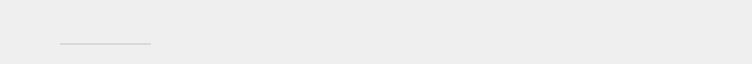
Above: src/MEGASync/transfers/gui/ui/TransferManagerDelegateWidget.ui from meganz/MEGAsync before the change. Below: the same form after it.
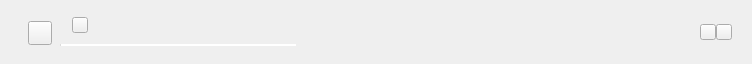
That is the form after the change. The open tabs and pages were chosen to show the change. Icons and pictures are not drawn. Custom widgets are drawn as their Qt base class.

Commit message: Revamp TransferManagerDelegateWidget

```diff
--- a/src/MEGASync/transfers/gui/ui/TransferManagerDelegateWidget.ui
+++ b/src/MEGASync/transfers/gui/ui/TransferManagerDelegateWidget.ui
@@ -41,6 +41,13 @@
     background-color: transparent;
 }
 
+#bItemSpeed
+{
+background-color: transparent;
+border:none;
+color: #303233; /*colorToken.text-primary*/
+}
+
 #itemSepLine
 {
     height: 1px;
@@ -52,92 +59,15 @@
 	margin-right: 16px;
 }
 
-#tFileType
-{
-    background: transparent;
-}
-
-QPushButton, QToolButton
-{
-    border: none;
-    padding: 0;
-    margin: 0;
-}
-
-QPushButton
-{
-    background: transparent;
-}
-
-#lTransferName
-{
-    color: #ff303233; /*colorToken.text-primary*/
-    font-weight: 400;
-    font-size: 12px;
-    qProperty-alignment: 'AlignLeft | AlignBottom';
-}
-
 QProgressBar
 {
-    border:0px;
     border-radius: 2px;
-    background-color: #ffd8d9db; /*colorToken.border-strong*/
     height: 2px;
 }
 
-QProgressBar::chunk
-{
-  background-color: #ff09bf5b; /*colorToken.indicator-green*/
-  border-radius: 2px;
-  border:0px;
-}
-
-#lDone, #lTotal
-{
-  color:  #ff303233; /*colorToken.text-primary*/
-  qProperty-alignment: 'AlignLeft';
-  font-size: 12px;
-  padding: 0;
-  margin: 0;
-}
-#lTotal
-{
-  font-weight: 600;
-}
-#bItemSpeed
-{
-  color:  #ff303233; /*colorToken.text-primary*/
-  text-align: left;
-  qProperty-iconSize: 16px;
-}
-
-#sStatus
-{
-    width: 125px;
-    min-width: 125px;
-    max-width: 125px;
-    height: 63px;
-    min-height: 63px;
-    max-height: 63px;
-}
-
-#pRetry, #pQueued, #pPausedQueued, #pPaused, #pFailed, #pActive
-{
-	width: 125px;
-    min-width: 125px;
-    max-width: 125px;
-    height: 63px;
-    min-height: 63px;
-    max-height: 63px;
-}
-
 #sStatus QLabel
 {
-    font-size: 12px;
-    font-weight: bold;
     qProperty-alignment: 'AlignLeft | AlignVCenter';
-    padding: 0;
-    margin: 0;
 }
 
 #lItemStatus
@@ -160,40 +90,11 @@
   color: #F46265;
 }
 
-#lItemTime
-{
-    color: #ff303233; /*colorToken.text-primary*/
-    font-size: 10px;
-    font-weight: 400;
-    padding-left: 8px;
-    padding-right: 8px;
-    padding-top: 4px;
-    padding-bottom: 4px;
-    margin: 0;
-}
-
 #tItemRetry
 {
     background-color: #ff303233; /*colorToken.button-primary*/
     color: #ff303233; /*colorToken.text-inverse-accent*/
-    font-size: 12px;
-    font-weight: bold;
-    padding-left: 3px;
-    padding-right: 3px;
-}
-
-#tPauseResumeTransfer, #tCancelClearTransfer
-{
-    width: 16px;
-    min-width: 16px;
-    max-width: 16px;
-    height: 16px;
-    min-height: 16px;
-    max-height: 16px;
-    qProperty-iconSize: 16px;
-    padding-left: 0px;
-    margin-right: 0px;
-    border: none;}</string>
+}</string>
   </property>
   <property name="TOKENIZED" stdset="0">
    <bool>true</bool>
@@ -259,14 +160,14 @@
       </property>
       <property name="minimumSize">
        <size>
-        <width>702</width>
-        <height>63</height>
+        <width>0</width>
+        <height>0</height>
        </size>
       </property>
       <property name="maximumSize">
        <size>
         <width>16777215</width>
-        <height>63</height>
+        <height>16777215</height>
        </size>
       </property>
       <layout class="QHBoxLayout" name="stateActiveLayout">
@@ -326,14 +227,14 @@
        <item>
         <widget class="QWidget" name="wName" native="true">
          <property name="sizePolicy">
-          <sizepolicy hsizetype="Expanding" vsizetype="Fixed">
+          <sizepolicy hsizetype="Preferred" vsizetype="Fixed">
            <horstretch>0</horstretch>
            <verstretch>0</verstretch>
           </sizepolicy>
          </property>
          <property name="minimumSize">
           <size>
-           <width>105</width>
+           <width>0</width>
            <height>36</height>
           </size>
          </property>
@@ -400,13 +301,13 @@
                <property name="minimumSize">
                 <size>
                  <width>0</width>
-                 <height>20</height>
+                 <height>0</height>
                 </size>
                </property>
                <property name="maximumSize">
                 <size>
                  <width>16777215</width>
-                 <height>20</height>
+                 <height>16777215</height>
                 </size>
                </property>
                <property name="text">
@@ -418,7 +319,7 @@
               </widget>
              </item>
              <item>
-              <widget class="QLabel" name="lSyncIcon">
+              <widget class="IconLabel" name="lSyncIcon">
                <property name="minimumSize">
                 <size>
                  <width>16</width>
@@ -544,14 +445,14 @@
          </property>
          <property name="minimumSize">
           <size>
-           <width>110</width>
-           <height>63</height>
+           <width>0</width>
+           <height>0</height>
           </size>
          </property>
          <property name="maximumSize">
           <size>
-           <width>110</width>
-           <height>63</height>
+           <width>16777215</width>
+           <height>16777215</height>
           </size>
          </property>
          <layout class="QHBoxLayout" name="horizontalLayout_2">
@@ -634,14 +535,14 @@
          </property>
          <property name="minimumSize">
           <size>
-           <width>100</width>
-           <height>63</height>
+           <width>0</width>
+           <height>0</height>
           </size>
          </property>
          <property name="maximumSize">
           <size>
-           <width>100</width>
-           <height>63</height>
+           <width>16777215</width>
+           <height>16777215</height>
           </size>
          </property>
          <layout class="QHBoxLayout" name="horizontalLayout_10">
@@ -660,8 +561,8 @@
           <property name="bottomMargin">
            <number>0</number>
           </property>
-          <item>
-           <widget class="QPushButton" name="bItemSpeed">
+          <item alignment="Qt::AlignLeft">
+           <widget class="TokenizableButton" name="bItemSpeed">
             <property name="sizePolicy">
              <sizepolicy hsizetype="Expanding" vsizetype="Expanding">
               <horstretch>0</horstretch>
@@ -691,6 +592,19 @@
             </property>
            </widget>
           </item>
+          <item>
+           <spacer name="horizontalSpacer_11">
+            <property name="orientation">
+             <enum>Qt::Horizontal</enum>
+            </property>
+            <property name="sizeHint" stdset="0">
+             <size>
+              <width>0</width>
+              <height>0</height>
+             </size>
+            </property>
+           </spacer>
+          </item>
          </layout>
         </widget>
        </item>
@@ -698,14 +612,14 @@
         <widget class="QStackedWidget" name="sStatus">
          <property name="minimumSize">
           <size>
-           <width>125</width>
-           <height>63</height>
+           <width>0</width>
+           <height>0</height>
           </size>
          </property>
          <property name="maximumSize">
           <size>
-           <width>125</width>
-           <height>63</height>
+           <width>16777215</width>
+           <height>16777215</height>
           </size>
          </property>
          <property name="currentIndex">
@@ -899,7 +813,7 @@
            <property name="bottomMargin">
             <number>0</number>
            </property>
-           <item>
+           <item alignment="Qt::AlignVCenter">
             <widget class="QWidget" name="cPausedQueued" native="true">
              <property name="sizePolicy">
               <sizepolicy hsizetype="Expanding" vsizetype="Preferred">
@@ -923,18 +837,18 @@
               <property name="bottomMargin">
                <number>0</number>
               </property>
-              <item>
+              <item alignment="Qt::AlignVCenter">
                <widget class="QLabel" name="lItemPausedQueued_1">
                 <property name="minimumSize">
                  <size>
                   <width>0</width>
-                  <height>63</height>
+                  <height>0</height>
                  </size>
                 </property>
                 <property name="maximumSize">
                  <size>
                   <width>16777215</width>
-                  <height>63</height>
+                  <height>16777215</height>
                  </size>
                 </property>
                 <property name="text">
@@ -942,18 +856,18 @@
                 </property>
                </widget>
               </item>
-              <item>
+              <item alignment="Qt::AlignVCenter">
                <widget class="QLabel" name="lItemPausedQueued_2">
                 <property name="minimumSize">
                  <size>
                   <width>0</width>
-                  <height>63</height>
+                  <height>0</height>
                  </size>
                 </property>
                 <property name="maximumSize">
                  <size>
                   <width>16777215</width>
-                  <height>63</height>
+                  <height>16777215</height>
                  </size>
                 </property>
                 <property name="text">
@@ -962,7 +876,7 @@
                </widget>
               </item>
               <item>
-               <spacer name="horizontalSpacer_11">
+               <spacer name="horizontalSpacer_5">
                 <property name="orientation">
                  <enum>Qt::Horizontal</enum>
                 </property>
@@ -1126,14 +1040,14 @@
          </property>
          <property name="minimumSize">
           <size>
-           <width>150</width>
-           <height>63</height>
+           <width>0</width>
+           <height>0</height>
           </size>
          </property>
          <property name="maximumSize">
           <size>
-           <width>150</width>
-           <height>63</height>
+           <width>16777215</width>
+           <height>16777215</height>
           </size>
          </property>
         </widget>
@@ -1148,13 +1062,13 @@
          </property>
          <property name="minimumSize">
           <size>
-           <width>24</width>
+           <width>16</width>
            <height>63</height>
           </size>
          </property>
          <property name="maximumSize">
           <size>
-           <width>24</width>
+           <width>16</width>
            <height>63</height>
           </size>
          </property>
@@ -1175,7 +1089,7 @@
            <number>0</number>
           </property>
           <item>
-           <widget class="QToolButton" name="tPauseResumeTransfer">
+           <widget class="IconOnlyButton" name="tPauseResumeTransfer">
             <property name="minimumSize">
              <size>
               <width>16</width>
@@ -1206,13 +1120,13 @@
          </property>
          <property name="minimumSize">
           <size>
-           <width>24</width>
+           <width>16</width>
            <height>63</height>
           </size>
          </property>
          <property name="maximumSize">
           <size>
-           <width>24</width>
+           <width>16</width>
            <height>63</height>
           </size>
          </property>
@@ -1233,7 +1147,7 @@
            <number>0</number>
           </property>
           <item>
-           <widget class="QToolButton" name="tCancelClearTransfer">
+           <widget class="IconOnlyButton" name="tCancelClearTransfer">
             <property name="minimumSize">
              <size>
               <width>16</width>
@@ -1263,6 +1177,25 @@
    </item>
   </layout>
  </widget>
- <resources/>
+ <customwidgets>
+  <customwidget>
+   <class>IconLabel</class>
+   <extends>QToolButton</extends>
+   <header>TokenizableItems/IconLabel.h</header>
+  </customwidget>
+  <customwidget>
+   <class>TokenizableButton</class>
+   <extends>QPushButton</extends>
+   <header>TokenizableItems/TokenizableButtons.h</header>
+  </customwidget>
+  <customwidget>
+   <class>IconOnlyButton</class>
+   <extends>QPushButton</extends>
+   <header>TokenizableItems/TokenizableButtons.h</header>
+  </customwidget>
+ </customwidgets>
+ <resources>
+  <include location="../../../gui/Resources_light.qrc"/>
+ </resources>
  <connections/>
 </ui>
```
Left out of the diff: 86 changed lines with no effect on the pictures. The commit also changes 6 other files.
